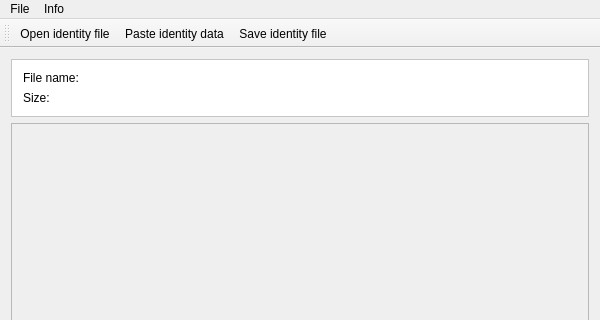
Above: mainwindow.ui from sqrldev/IdTool before the change; both pictures show x 0 to 600 and y 0 to 320 of the 600 by 700 pixel window. Below: the same form after it.
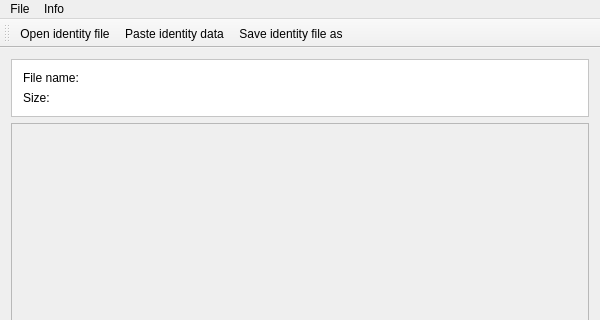
That is the form after the change. Icons and pictures are not drawn.

Commit message: Wire up "save as" action

The edit to the form file:
```diff
--- a/mainwindow.ui
+++ b/mainwindow.ui
@@ -150,7 +150,7 @@
     <addaction name="actionOpenFile"/>
     <addaction name="actionPasteIdentityData"/>
     <addaction name="separator"/>
-    <addaction name="actionSaveIdentityFile"/>
+    <addaction name="actionSaveIdentityFileAs"/>
     <addaction name="separator"/>
    </widget>
    <widget class="QMenu" name="menuInfo">
@@ -171,7 +171,7 @@
    </attribute>
    <addaction name="actionOpenFile"/>
    <addaction name="actionPasteIdentityData"/>
-   <addaction name="actionSaveIdentityFile"/>
+   <addaction name="actionSaveIdentityFileAs"/>
   </widget>
   <widget class="QStatusBar" name="statusBar"/>
   <action name="actionOpenFile">
@@ -201,13 +201,13 @@
     <string>About</string>
    </property>
   </action>
-  <action name="actionSaveIdentityFile">
+  <action name="actionSaveIdentityFileAs">
    <property name="icon">
     <iconset resource="res.qrc">
      <normaloff>:/res/img/SaveAs_16x.png</normaloff>:/res/img/SaveAs_16x.png</iconset>
    </property>
    <property name="text">
-    <string>Save identity file</string>
+    <string>Save identity file as</string>
    </property>
   </action>
  </widget>
```
The commit also changes 2 other files.
